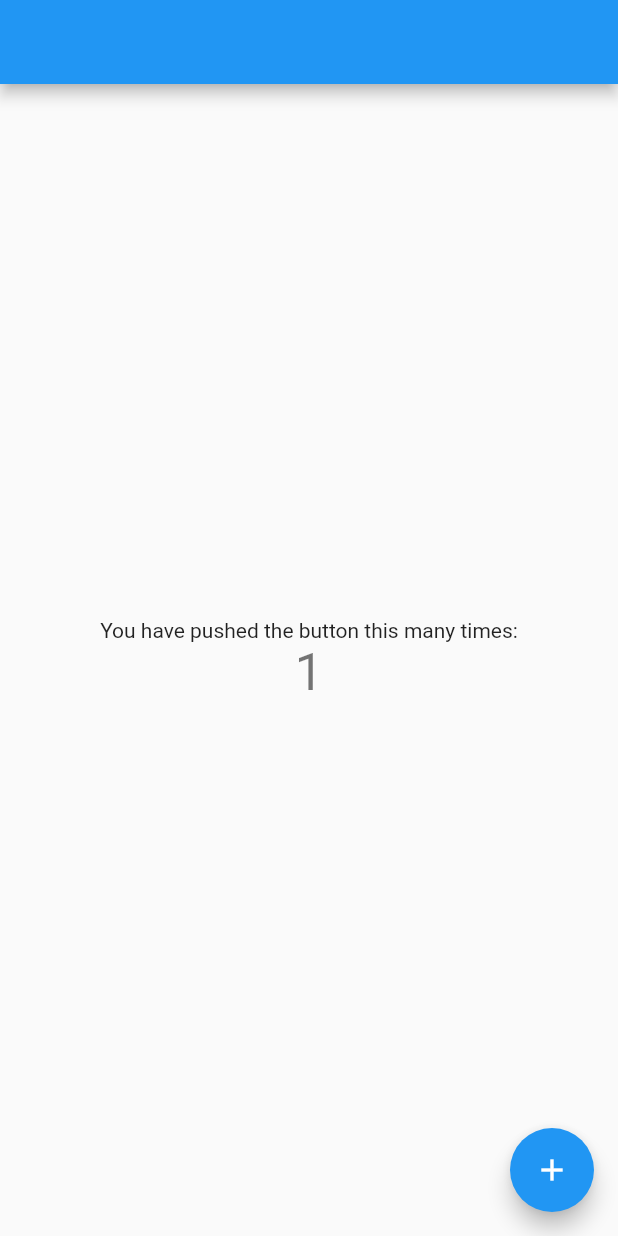
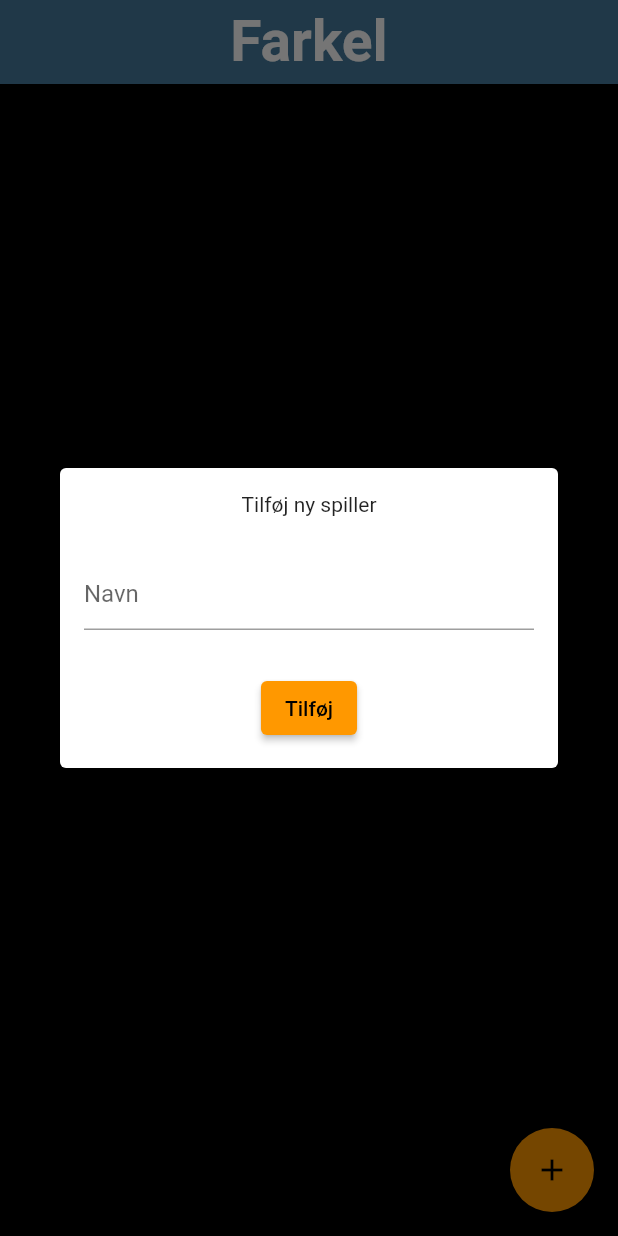
Before and after one commit to MarcKlesiewicz/Farkel, a Flutter app: the screen it shows after launch, after a tap on the "add" icon, on a phone screen of 412 x 824 dp. Run offline on Flutter 3.47's test engine with Material 2 defaults, Android fonts, the light colour scheme and no system bars; our stand-ins replace google_fonts.

Commit message:
Add player implemented

```diff
--- a/farkel_app/lib/main.dart
+++ b/farkel_app/lib/main.dart
@@ -1,4 +1,9 @@
+import 'package:farkel_app/widgets/add_player_dialog.dart';
 import 'package:flutter/material.dart';
+import 'package:google_fonts/google_fonts.dart';
+
+import 'models/player_model.dart';
+// ignore_for_file: prefer_const_constructors
 
 void main() {
   runApp(const MyApp());
@@ -10,9 +15,10 @@ class MyApp extends StatelessWidget {
   @override
   Widget build(BuildContext context) {
     return MaterialApp(
+      debugShowCheckedModeBanner: false,
       title: 'Farkel',
       theme: ThemeData(
-        primarySwatch: Colors.blue,
+        primarySwatch: Colors.orange,
       ),
       home: const MyHomePage(title: 'Farkel'),
     );
@@ -28,37 +34,54 @@ class MyHomePage extends StatefulWidget {
 }
 
 class _MyHomePageState extends State<MyHomePage> {
-  int _counter = 0;
-
-  void _incrementCounter() {
-    setState(() {
-      _counter++;
-    });
-  }
+  List<PlayerModel> players = [];
 
   @override
   Widget build(BuildContext context) {
     return Scaffold(
-      appBar: AppBar(),
-      body: Center(
-        child: Column(
-          mainAxisAlignment: MainAxisAlignment.center,
-          children: <Widget>[
-            const Text(
-              'You have pushed the button this many times:',
-            ),
-            Text(
-              '$_counter',
-              style: Theme.of(context).textTheme.headline4,
-            ),
-          ],
+      appBar: AppBar(
+        backgroundColor: Color(0xff457b9d),
+        title: Center(
+            child: Text(
+          'Farkel',
+          style: GoogleFonts.amaticSc(
+              fontSize: 38, fontWeight: FontWeight.bold, color: Colors.white),
+        )),
+      ),
+      body: Container(
+        color: Colors.black,
+        child: Padding(
+          padding: const EdgeInsets.all(8.0),
+          child: ListView.builder(
+            itemCount: players.length,
+            itemBuilder: (BuildContext context, int index) {
+              return Container(
+                color: Color(0xff8d99ae),
+                child: ListTile(
+                  textColor: Colors.white,
+                  leading: Text(
+                    players[index].name,
+                  ),
+                ),
+              );
+            },
+          ),
         ),
       ),
       floatingActionButton: FloatingActionButton(
-        onPressed: _incrementCounter,
+        onPressed: () => _openAddPlayerDialog(context),
         tooltip: 'Increment',
         child: const Icon(Icons.add),
       ),
     );
   }
+
+  _openAddPlayerDialog(BuildContext conext) async {
+    showDialog(context: context, builder: (context) => AddPlayerDialog())
+        .then((value) {
+      setState(() {
+        players.add(value);
+      });
+    });
+  }
 }
--- /dev/null
+++ b/farkel_app/lib/models/player_model.dart
@@ -0,0 +1,6 @@
+class PlayerModel {
+  final String name;
+  final int score;
+
+  PlayerModel(this.name, this.score);
+}
--- /dev/null
+++ b/farkel_app/lib/widgets/add_player_dialog.dart
@@ -0,0 +1,52 @@
+import 'package:farkel_app/models/player_model.dart';
+import 'package:flutter/material.dart';
+// ignore_for_file: prefer_const_constructors
+
+class AddPlayerDialog extends StatelessWidget {
+  const AddPlayerDialog({
+    Key? key,
+  }) : super(key: key);
+
+  @override
+  Widget build(BuildContext context) {
+    final TextEditingController _nameController = TextEditingController();
+    final _formKey = GlobalKey<FormState>();
+    return Dialog(
+      child: Form(
+        key: _formKey,
+        child: SizedBox(
+          height: 200,
+          child: Padding(
+            padding: const EdgeInsets.all(16.0),
+            child: Column(
+              mainAxisAlignment: MainAxisAlignment.spaceBetween,
+              children: [
+                Text('Tilføj ny spiller'),
+                TextFormField(
+                  controller: _nameController,
+                  validator: (value) {
+                    if (_nameController.text.isEmpty) {
+                      return 'Bare skriv noget!!';
+                    }
+                    return null;
+                  },
+                  decoration: InputDecoration(hintText: 'Navn'),
+                ),
+                ElevatedButton(
+                    onPressed: () {
+                      if (!_formKey.currentState!.validate()) {
+                        return;
+                      } else {
+                        Navigator.pop(
+                            context, PlayerModel(_nameController.text, 0));
+                      }
+                    },
+                    child: Text('Tilføj'))
+              ],
+            ),
+          ),
+        ),
+      ),
+    );
+  }
+}
--- a/farkel_app/pubspec.yaml
+++ b/farkel_app/pubspec.yaml
@@ -12,6 +12,7 @@ dependencies:
     sdk: flutter
 
   cupertino_icons: ^1.0.2
+  google_fonts: ^3.0.1
 
 dev_dependencies:
   flutter_test:
```
Also changed, not shown: 1 other file.
